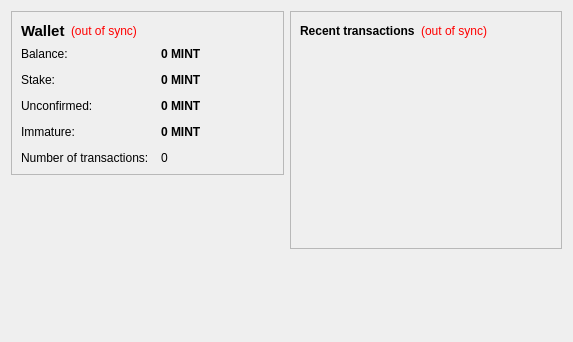
Before: the Qt Designer form src/qt/forms/overviewpage.ui in MintcoinCommunity/Mintcoin-Desktop-Wallet, drawn with Qt 5.
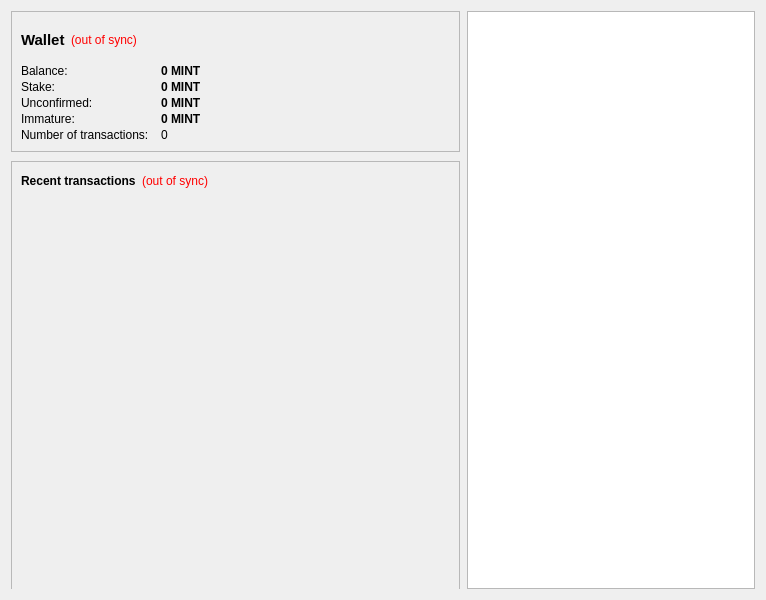
After: the same form once the commit is applied. Icons and pictures are not drawn.

Commit message: Rearrange overview page to add a web page view

Diff of the .ui file:
```diff
--- a/src/qt/forms/overviewpage.ui
+++ b/src/qt/forms/overviewpage.ui
@@ -6,29 +6,54 @@
    <rect>
     <x>0</x>
     <y>0</y>
-    <width>573</width>
-    <height>342</height>
+    <width>766</width>
+    <height>600</height>
    </rect>
   </property>
+  <property name="minimumSize">
+   <size>
+    <width>0</width>
+    <height>0</height>
+   </size>
+  </property>
   <property name="windowTitle">
    <string>Form</string>
   </property>
-  <layout class="QHBoxLayout" name="horizontalLayout" stretch="1,1">
+  <layout class="QHBoxLayout" name="horizontalLayout" stretch="0,1">
    <item>
-    <layout class="QVBoxLayout" name="verticalLayout_2">
-     <item>
-      <widget class="QFrame" name="frame">
+    <widget class="QFrame" name="walletFrame">
+     <property name="sizePolicy">
+      <sizepolicy hsizetype="Preferred" vsizetype="MinimumExpanding">
+       <horstretch>0</horstretch>
+       <verstretch>0</verstretch>
+      </sizepolicy>
+     </property>
+     <property name="minimumSize">
+      <size>
+       <width>450</width>
+       <height>0</height>
+      </size>
+     </property>
+     <widget class="QFrame" name="frame_4">
+      <property name="geometry">
+       <rect>
+        <x>0</x>
+        <y>0</y>
+        <width>449</width>
+        <height>141</height>
+       </rect>
+      </property>
        <property name="frameShape">
         <enum>QFrame::StyledPanel</enum>
        </property>
        <property name="frameShadow">
         <enum>QFrame::Raised</enum>
        </property>
-       <layout class="QVBoxLayout" name="verticalLayout_4">
+      <layout class="QVBoxLayout" name="verticalLayout_8">
         <item>
-         <layout class="QHBoxLayout" name="horizontalLayout_4">
+        <layout class="QHBoxLayout" name="horizontalLayout_6">
           <item>
-           <widget class="QLabel" name="label_5">
+          <widget class="QLabel" name="label_13">
             <property name="font">
              <font>
               <pointsize>11</pointsize>
@@ -58,7 +83,7 @@
            </widget>
           </item>
           <item>
-           <spacer name="horizontalSpacer_2">
+          <spacer name="horizontalSpacer_4">
             <property name="orientation">
              <enum>Qt::Horizontal</enum>
             </property>
@@ -81,7 +106,7 @@
            <number>12</number>
           </property>
           <property name="verticalSpacing">
-           <number>12</number>
+          <number>2</number>
           </property>
           <item row="0" column="0">
            <widget class="QLabel" name="label">
@@ -217,56 +242,38 @@
         </item>
        </layout>
       </widget>
-     </item>
-     <item>
-      <spacer name="verticalSpacer">
-       <property name="orientation">
-        <enum>Qt::Vertical</enum>
-       </property>
-       <property name="sizeHint" stdset="0">
-        <size>
-         <width>20</width>
-         <height>40</height>
-        </size>
-       </property>
-      </spacer>
-     </item>
-     <item>
-      <widget class="QLabel" name="label_6">
-       <property name="text">
-        <string/>
-       </property>
-       <property name="pixmap">
-        <pixmap resource="../bitcoin.qrc">:/images/backg</pixmap>
-       </property>
-       <property name="scaledContents">
-        <bool>false</bool>
-       </property>
-       <property name="alignment">
-        <set>Qt::AlignCenter</set>
-       </property>
-       <property name="margin">
-        <number>-2</number>
-       </property>
-      </widget>
-     </item>
-    </layout>
-   </item>
-   <item>
-    <layout class="QVBoxLayout" name="verticalLayout_3">
-     <item>
-      <widget class="QFrame" name="frame_2">
+     <widget class="QFrame" name="frame_5">
+      <property name="geometry">
+       <rect>
+        <x>0</x>
+        <y>150</y>
+        <width>449</width>
+        <height>431</height>
+       </rect>
+      </property>
+      <property name="sizePolicy">
+       <sizepolicy hsizetype="Preferred" vsizetype="Preferred">
+        <horstretch>0</horstretch>
+        <verstretch>0</verstretch>
+       </sizepolicy>
+      </property>
        <property name="frameShape">
         <enum>QFrame::StyledPanel</enum>
        </property>
        <property name="frameShadow">
         <enum>QFrame::Raised</enum>
        </property>
-       <layout class="QVBoxLayout" name="verticalLayout">
+      <layout class="QVBoxLayout" name="verticalLayout_9" stretch="0,1">
+       <property name="topMargin">
+        <number>9</number>
+       </property>
+       <property name="bottomMargin">
+        <number>9</number>
+       </property>
         <item>
-         <layout class="QHBoxLayout" name="horizontalLayout_2">
+        <layout class="QHBoxLayout" name="horizontalLayout_4">
           <item>
-           <widget class="QLabel" name="label_4">
+          <widget class="QLabel" name="label_18">
             <property name="text">
              <string>&lt;b&gt;Recent transactions&lt;/b&gt;</string>
             </property>
@@ -324,19 +331,23 @@
         </item>
        </layout>
       </widget>
+    </widget>
      </item>
      <item>
-      <spacer name="verticalSpacer_2">
-       <property name="orientation">
-        <enum>Qt::Vertical</enum>
+    <layout class="QVBoxLayout" name="verticalLayout_3" stretch="0">
+     <item>
+      <widget class="QTextBrowser" name="webView">
+       <property name="html">
+        <string>&lt;!DOCTYPE HTML PUBLIC &quot;-//W3C//DTD HTML 4.0//EN&quot; &quot;http://www.w3.org/TR/REC-html40/strict.dtd&quot;&gt;
+&lt;html&gt;&lt;head&gt;&lt;meta name=&quot;qrichtext&quot; content=&quot;1&quot; /&gt;&lt;style type=&quot;text/css&quot;&gt;
+p, li { white-space: pre-wrap; }
+&lt;/style&gt;&lt;/head&gt;&lt;body style=&quot; font-family:'Cantarell'; font-size:11pt; font-weight:400; font-style:normal;&quot;&gt;
+&lt;p style=&quot; margin-top:0px; margin-bottom:0px; margin-left:0px; margin-right:0px; -qt-block-indent:0; text-indent:0px;&quot;&gt;&lt;img src=&quot;:/images/about&quot; /&gt;&lt;/p&gt;&lt;/body&gt;&lt;/html&gt;</string>
        </property>
-       <property name="sizeHint" stdset="0">
-        <size>
-         <width>20</width>
-         <height>40</height>
-        </size>
+       <property name="openExternalLinks">
+        <bool>true</bool>
        </property>
-      </spacer>
+      </widget>
      </item>
     </layout>
    </item>
```
Left out of the diff: 10 changed lines with no effect on the pictures. Lines whose indentation alone changed are shown as unchanged. The commit also changes 2 other files.
